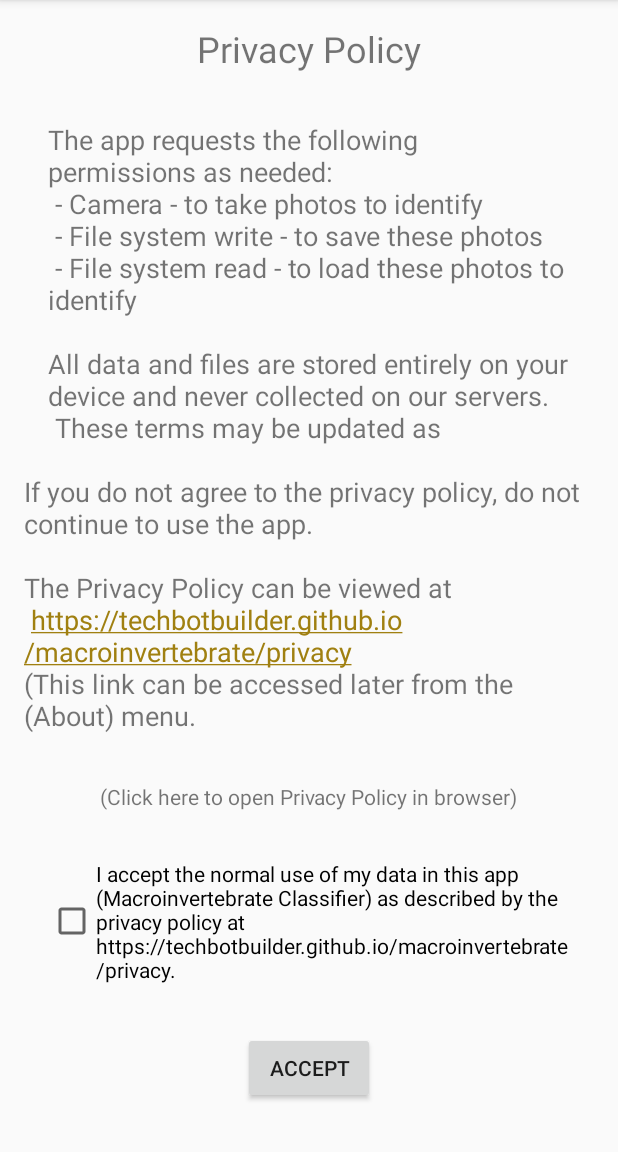
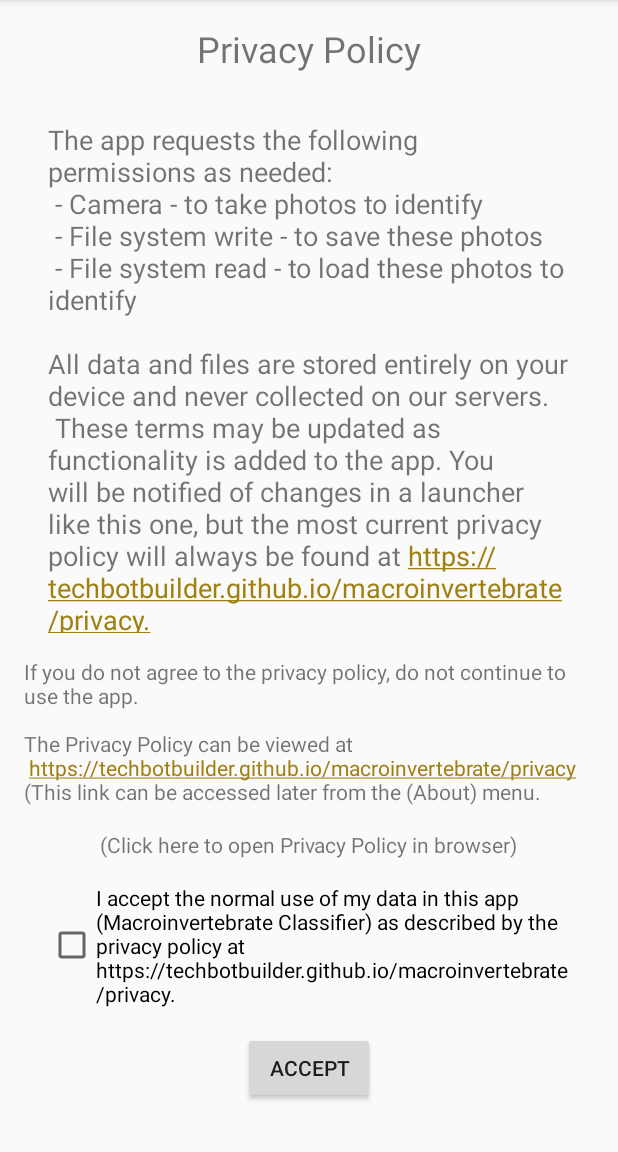
Before and after one commit to TechBotBuilder/macroinvertebrate, an Android app: the screen it shows after launch (PrivacyActivity), on a phone screen of 412 x 824 dp, the part 84-1236 px from its top. Run offline under Robolectric (Android 15) with nearby library versions, the phone set to English and light mode, and no system bars.

Commit message:
hotfixed: privacy policy check fails on subsequent opens

```diff
--- a/app/build.gradle
+++ b/app/build.gradle
@@ -7,8 +7,8 @@
         applicationId "com.techbotbuilder.streamteamohio"
         minSdkVersion 23
         targetSdkVersion 29
-        versionCode 1
-        versionName "1.0"
+        versionCode 3
+        versionName "1.3"
         testInstrumentationRunner "androidx.test.runner.AndroidJUnitRunner"
 
     }
--- a/app/src/main/java/com/techbotbuilder/streamteamohio/MainActivity.java
+++ b/app/src/main/java/com/techbotbuilder/streamteamohio/MainActivity.java
@@ -36,8 +36,8 @@
     }
 
     private void checkPrivacy(){
-        SharedPreferences prefs = getSharedPreferences(getString(R.string.preference_file_key), MODE_PRIVATE);
-        if (prefs.getString(PrivacyActivity.hasAcceptedKey, null)!=PrivacyActivity.PRIVACY_VERSION) {
+        SharedPreferences prefs = getApplicationContext().getSharedPreferences(getString(R.string.preference_file_key), MODE_PRIVATE);
+        if (!PrivacyActivity.PRIVACY_VERSION.equals(prefs.getString(PrivacyActivity.hasAcceptedKey, null))) {
             Notifier.longNotify(this, getString(R.string.privacy_required));
             Intent intent  = new Intent(this, PrivacyActivity.class);
             startActivity(intent);
--- a/app/src/main/java/com/techbotbuilder/streamteamohio/PrivacyActivity.java
+++ b/app/src/main/java/com/techbotbuilder/streamteamohio/PrivacyActivity.java
@@ -29,11 +29,11 @@
 
     public void onAccept(View v){
         if (findBox.isChecked()) {
-            getSharedPreferences(getString(R.string.preference_file_key), MODE_PRIVATE)
+            getApplicationContext().getSharedPreferences(getString(R.string.preference_file_key), MODE_PRIVATE)
                     .edit()
                     .putString(PrivacyActivity.hasAcceptedKey, PRIVACY_VERSION)
                     .apply();
-            startActivity(new Intent(this, MainActivity.class));
+            finish();
         }else{
             Notifier.notify(this, R.string.privacy_please_check);
         }
--- a/app/src/main/res/layout/activity_privacy.xml
+++ b/app/src/main/res/layout/activity_privacy.xml
@@ -12,11 +12,11 @@
         android:layout_height="wrap_content"
         android:layout_marginStart="16dp"
         android:layout_marginEnd="16dp"
-        android:layout_marginBottom="32dp"
+        android:layout_marginBottom="16dp"
         android:autoLink="web"
         android:linksClickable="true"
         android:text="@string/privacy_intro"
-        android:textSize="18sp"
+        android:textSize="14sp"
         app:layout_constraintBottom_toTopOf="@+id/open_privacy"
         app:layout_constraintEnd_toEndOf="parent"
         app:layout_constraintStart_toStartOf="parent" />
@@ -38,7 +38,7 @@
         android:layout_height="wrap_content"
         android:layout_marginStart="32dp"
         android:layout_marginEnd="32dp"
-        android:layout_marginBottom="32dp"
+        android:layout_marginBottom="16dp"
         android:text="@string/confirm_privacy"
         app:layout_constraintBottom_toTopOf="@+id/submit_privacy"
         app:layout_constraintEnd_toEndOf="parent"
@@ -48,8 +48,9 @@
         android:id="@+id/open_privacy"
         android:layout_width="wrap_content"
         android:layout_height="wrap_content"
-        android:layout_marginBottom="32dp"
+        android:layout_marginBottom="16dp"
         android:clickable="true"
+        android:focusable="true"
         android:onClick="openPrivacy"
         android:text="@string/privacy_open"
         app:layout_constraintBottom_toTopOf="@+id/confirm_privacy"
@@ -97,6 +98,7 @@
                 android:layout_marginBottom="16dp"
                 android:autoLink="web"
                 android:clickable="true"
+                android:focusable="true"
                 android:scrollbarAlwaysDrawVerticalTrack="true"
                 android:scrollbars="horizontal"
                 android:text="@string/privacy_basic"
```
Also changed, not shown: 1 other file.
